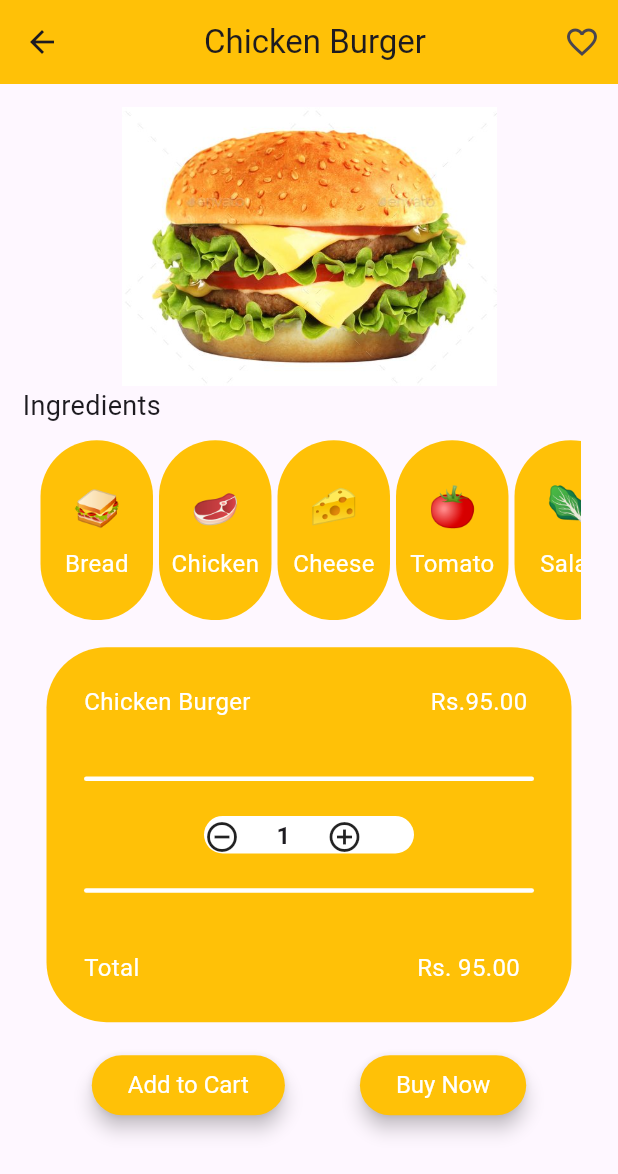
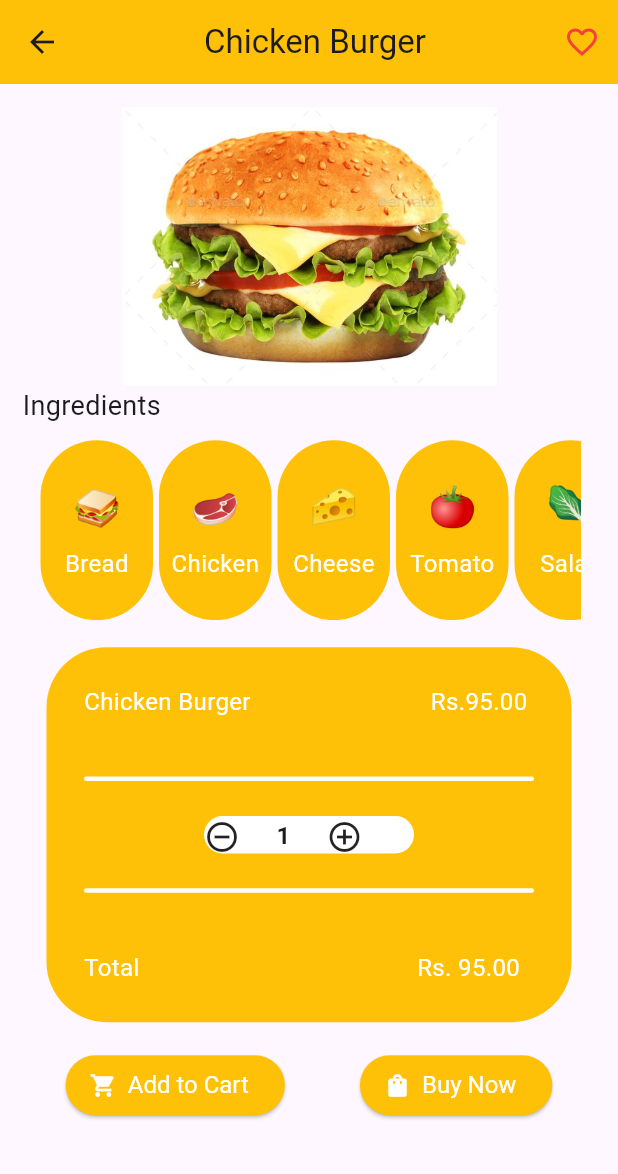
Before and after one commit to Teshan2000/Food-Delivery-App, a Flutter app: the Cart screen opened directly, after a tap on "Chicken Burger", on a phone screen of 412 x 824 dp. Shown: the top 1174 px of the screen. Run offline on Flutter 3.47's test engine with Material 3 defaults, Android fonts, the phone set to English and light mode, and no system bars; drawn by our look-alikes of input_quantity; our stand-ins replace animated_search_bar; missing offline and left inert: cart_stepper.

Commit message:
Favourite Buttons
Favourite button icons were modified to add favourite foods.

```diff
--- a/food_delivery_app/lib/screens/cart.dart
+++ b/food_delivery_app/lib/screens/cart.dart
@@ -52,9 +52,9 @@ class _CartState extends State<Cart> {
   @override
   Widget build(BuildContext context) {
     final ButtonStyle style = ElevatedButton.styleFrom(
+      foregroundColor: Colors.white,
         backgroundColor: Colors.amber,
-        elevation: 5,
-        textStyle: const TextStyle(fontSize: 16, color: Colors.amber));
+        textStyle: const TextStyle(fontSize: 16, color: Colors.white));
 
     return Scaffold(
       appBar: AppBar(
@@ -283,19 +283,11 @@ class _CartState extends State<Cart> {
                             ),
                           ]),
                       const SizedBox(height: 30, width: 50),
-                      ElevatedButton(
+                      ElevatedButton.icon(
+                        icon: Icon(Icons.check_circle_outline_sharp),
+                        label: Text('Proceed To Checkout'),
                         style: style,
-                        // style: ButtonStyle(
-                        //   textStyle: TextStyle(
-                        //     color: Colors.amber,
-                        //     fontSize: 18,
-                        //   )
-                        // ),
                         onPressed: () {},
-                        child: const Text(
-                          'Proceed To Checkout',
-                          style: TextStyle(color: Colors.white, fontSize: 18),
-                        ),
                       ),
                     ]),
               )
--- a/food_delivery_app/lib/screens/foodDetails.dart
+++ b/food_delivery_app/lib/screens/foodDetails.dart
@@ -10,6 +10,7 @@ class FoodDetails extends StatefulWidget {
 }
 
 class FoodDetailsState extends State<FoodDetails> {
+  bool isFav = true;
   int quantity = 1;
   double totalPrice = 95.00;
 
@@ -31,9 +32,9 @@ class FoodDetailsState extends State<FoodDetails> {
   @override
   Widget build(BuildContext context) {
     final ButtonStyle style = ElevatedButton.styleFrom(
+      foregroundColor: Colors.white,
         backgroundColor: Colors.amber,
-        elevation: 5,
-        textStyle: const TextStyle(fontSize: 16, color: Colors.amber));
+        textStyle: const TextStyle(fontSize: 16, color: Colors.white));
 
     return Scaffold(
       appBar: AppBar(
@@ -42,8 +43,13 @@ class FoodDetailsState extends State<FoodDetails> {
         title: const Center(child: Text('Chicken Burger')),
         actions: [
           IconButton(
-            onPressed: () {},
-            icon: const Icon(Icons.favorite_border_outlined),
+            onPressed: () {
+              setState(() {
+                isFav = !isFav;
+              });
+            },
+            icon: Icon(isFav ? Icons.favorite_border : Icons.favorite,),
+            color: Colors.red,
           )
         ],
       ),
@@ -246,7 +252,9 @@ class FoodDetailsState extends State<FoodDetails> {
             ),
             const SizedBox(height: 18),
             Row(mainAxisAlignment: MainAxisAlignment.center, children: <Widget>[
-              ElevatedButton(
+              ElevatedButton.icon(
+                icon: Icon(Icons.shopping_cart),
+                label: Text('Add to Cart'),
                 style: style,
                 onPressed: () {
                   Navigator.push(
@@ -256,19 +264,13 @@ class FoodDetailsState extends State<FoodDetails> {
                     ),
                   );
                 },
-                child: const Text(
-                  'Add to Cart',
-                  style: TextStyle(color: Colors.white),
-                ),
               ),
               const SizedBox(width: 50),
-              ElevatedButton(
+              ElevatedButton.icon(
+                icon: Icon(Icons.shopping_bag),
+                label: Text('Buy Now'),
                 style: style,
                 onPressed: () {},
-                child: const Text(
-                  'Buy Now',
-                  style: TextStyle(color: Colors.white),
-                ),
               ),
             ])
           ],
```
Also changed, not shown: food_delivery_app/lib/screens/favourites.dart (+35 -21 lines).
